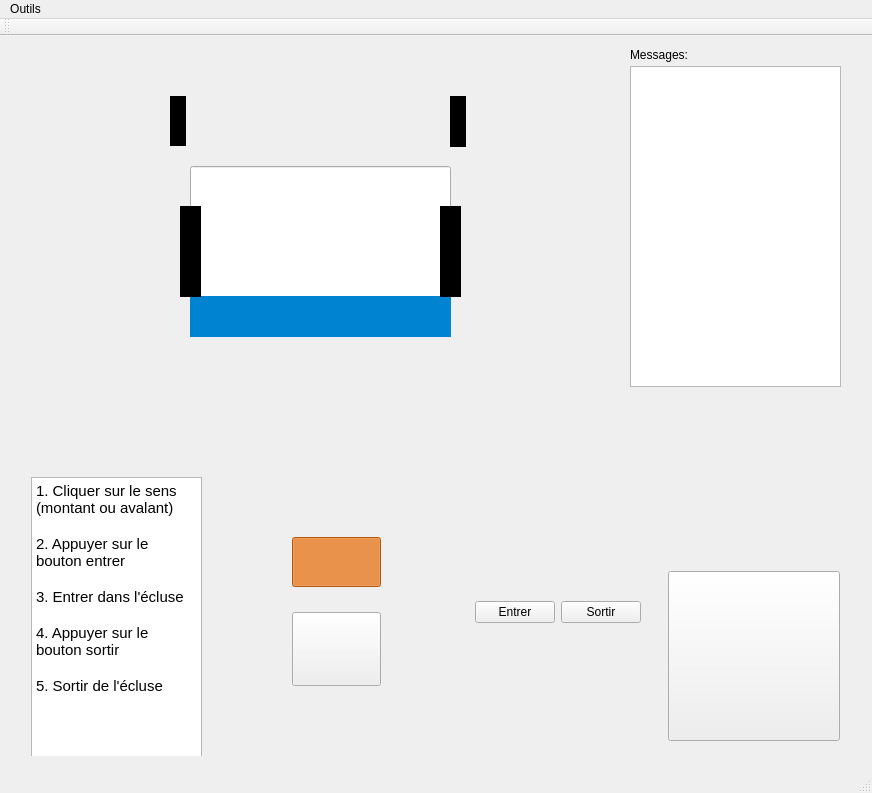
Qt form mainwindow.ui (VConstans/IHMEcluse) before a commit.
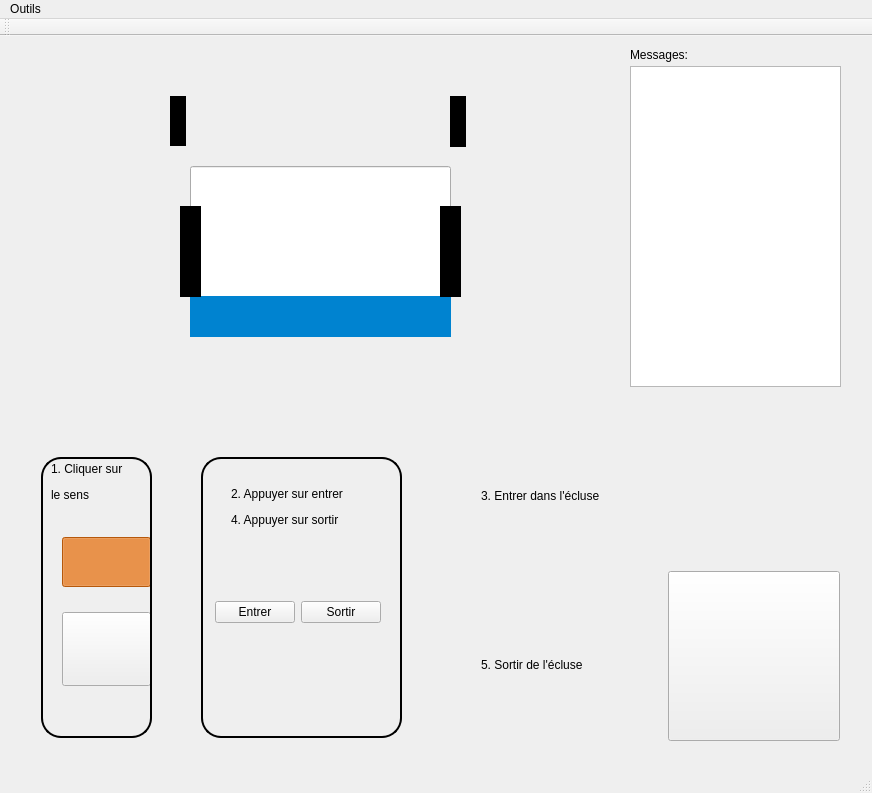
The same form after that commit. The open tabs and pages were chosen to show the change. Icons and pictures are not drawn. Custom widgets are drawn as their Qt base class.

Commit message: Begin instruction

Diff of the .ui file:
```diff
--- a/mainwindow.ui
+++ b/mainwindow.ui
@@ -38,9 +38,9 @@
           <widget class="QWidget" name="horizontalLayoutWidget">
            <property name="geometry">
             <rect>
-             <x>260</x>
+             <x>30</x>
              <y>70</y>
-             <width>371</width>
+             <width>341</width>
              <height>211</height>
             </rect>
            </property>
@@ -165,29 +165,90 @@
             </item>
            </layout>
           </widget>
-          <widget class="QTextBrowser" name="textBrowser">
+          <widget class="QLabel" name="label_8">
            <property name="geometry">
             <rect>
-             <x>10</x>
-             <y>40</y>
-             <width>171</width>
-             <height>291</height>
+             <x>20</x>
+             <y>20</y>
+             <width>111</width>
+             <height>281</height>
             </rect>
            </property>
-           <property name="html">
-            <string>&lt;!DOCTYPE HTML PUBLIC &quot;-//W3C//DTD HTML 4.0//EN&quot; &quot;http://www.w3.org/TR/REC-html40/strict.dtd&quot;&gt;
-&lt;html&gt;&lt;head&gt;&lt;meta name=&quot;qrichtext&quot; content=&quot;1&quot; /&gt;&lt;style type=&quot;text/css&quot;&gt;
-p, li { white-space: pre-wrap; }
-&lt;/style&gt;&lt;/head&gt;&lt;body style=&quot; font-family:'Ubuntu'; font-size:11pt; font-weight:400; font-style:normal;&quot;&gt;
-&lt;p style=&quot; margin-top:0px; margin-bottom:0px; margin-left:0px; margin-right:0px; -qt-block-indent:0; text-indent:0px;&quot;&gt;1. Cliquer sur le sens (montant ou avalant)&lt;/p&gt;
-&lt;p style=&quot;-qt-paragraph-type:empty; margin-top:0px; margin-bottom:0px; margin-left:0px; margin-right:0px; -qt-block-indent:0; text-indent:0px;&quot;&gt;&lt;br /&gt;&lt;/p&gt;
-&lt;p style=&quot; margin-top:0px; margin-bottom:0px; margin-left:0px; margin-right:0px; -qt-block-indent:0; text-indent:0px;&quot;&gt;2. Appuyer sur le bouton entrer&lt;/p&gt;
-&lt;p style=&quot;-qt-paragraph-type:empty; margin-top:0px; margin-bottom:0px; margin-left:0px; margin-right:0px; -qt-block-indent:0; text-indent:0px;&quot;&gt;&lt;br /&gt;&lt;/p&gt;
-&lt;p style=&quot; margin-top:0px; margin-bottom:0px; margin-left:0px; margin-right:0px; -qt-block-indent:0; text-indent:0px;&quot;&gt;3. Entrer dans l'écluse&lt;/p&gt;
-&lt;p style=&quot;-qt-paragraph-type:empty; margin-top:0px; margin-bottom:0px; margin-left:0px; margin-right:0px; -qt-block-indent:0; text-indent:0px;&quot;&gt;&lt;br /&gt;&lt;/p&gt;
-&lt;p style=&quot; margin-top:0px; margin-bottom:0px; margin-left:0px; margin-right:0px; -qt-block-indent:0; text-indent:0px;&quot;&gt;4. Appuyer sur le bouton sortir&lt;/p&gt;
-&lt;p style=&quot;-qt-paragraph-type:empty; margin-top:0px; margin-bottom:0px; margin-left:0px; margin-right:0px; -qt-block-indent:0; text-indent:0px;&quot;&gt;&lt;br /&gt;&lt;/p&gt;
-&lt;p style=&quot; margin-top:0px; margin-bottom:0px; margin-left:0px; margin-right:0px; -qt-block-indent:0; text-indent:0px;&quot;&gt;5. Sortir de l'écluse&lt;/p&gt;&lt;/body&gt;&lt;/html&gt;</string>
+           <property name="styleSheet">
+            <string notr="true">border: 1.5px solid;
+border-radius: 20px</string>
+           </property>
+           <property name="text">
+            <string>&lt;html&gt;&lt;head/&gt;&lt;body&gt;&lt;p&gt;&lt;br/&gt;&lt;/p&gt;&lt;/body&gt;&lt;/html&gt;</string>
+           </property>
+          </widget>
+          <widget class="QLabel" name="label_9">
+           <property name="geometry">
+            <rect>
+             <x>30</x>
+             <y>20</y>
+             <width>91</width>
+             <height>51</height>
+            </rect>
+           </property>
+           <property name="text">
+            <string>&lt;html&gt;&lt;head/&gt;&lt;body&gt;&lt;p&gt;1. Cliquer sur&lt;/p&gt;&lt;p&gt;le sens&lt;/p&gt;&lt;/body&gt;&lt;/html&gt;</string>
+           </property>
+          </widget>
+          <widget class="QLabel" name="label_10">
+           <property name="geometry">
+            <rect>
+             <x>460</x>
+             <y>50</y>
+             <width>161</width>
+             <height>17</height>
+            </rect>
+           </property>
+           <property name="text">
+            <string>3. Entrer dans l'écluse</string>
+           </property>
+          </widget>
+          <widget class="QLabel" name="label_11">
+           <property name="geometry">
+            <rect>
+             <x>180</x>
+             <y>20</y>
+             <width>201</width>
+             <height>281</height>
+            </rect>
+           </property>
+           <property name="styleSheet">
+            <string notr="true">border: 1.5px solid;
+border-radius: 20px</string>
+           </property>
+           <property name="text">
+            <string/>
+           </property>
+          </widget>
+          <widget class="QLabel" name="label_12">
+           <property name="geometry">
+            <rect>
+             <x>210</x>
+             <y>20</y>
+             <width>151</width>
+             <height>101</height>
+            </rect>
+           </property>
+           <property name="text">
+            <string>&lt;html&gt;&lt;head/&gt;&lt;body&gt;&lt;p&gt;2. Appuyer sur entrer&lt;/p&gt;&lt;p&gt;4. Appuyer sur sortir&lt;/p&gt;&lt;/body&gt;&lt;/html&gt;</string>
+           </property>
+          </widget>
+          <widget class="QLabel" name="label_13">
+           <property name="geometry">
+            <rect>
+             <x>460</x>
+             <y>220</y>
+             <width>141</width>
+             <height>16</height>
+            </rect>
+           </property>
+           <property name="text">
+            <string>5. Sortir de l'écluse</string>
            </property>
           </widget>
          </widget>
```
Left out of the diff: 4 changed lines with no effect on the pictures.
